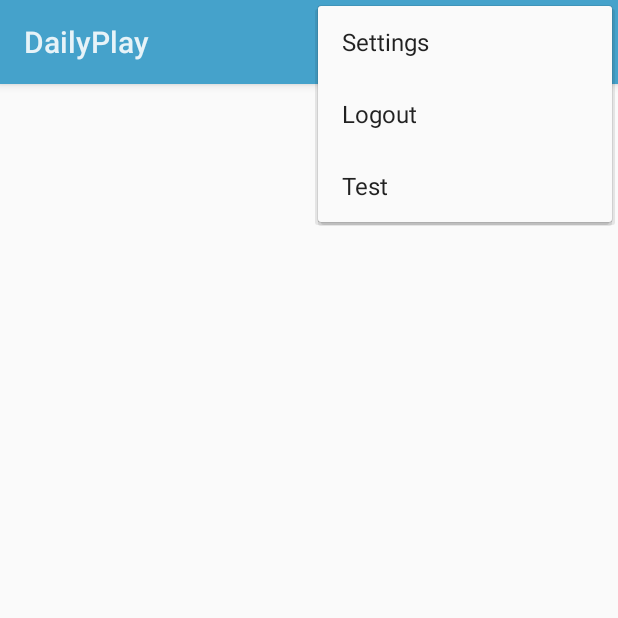
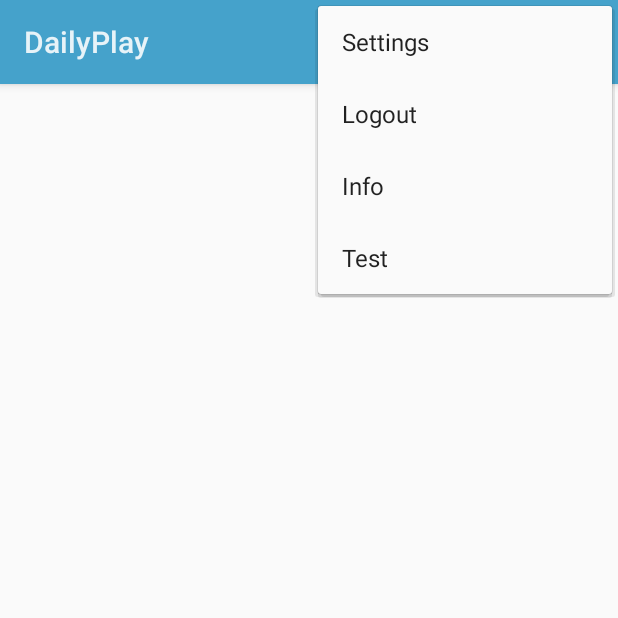
Before and after one commit to jordanbang/DailyPlay, an Android app: the screen it shows after launch (MainActivity), with the options menu open, on a phone screen of 412 x 824 dp, the top half of it. Run offline under Robolectric (Android 15) with nearby library versions, the light colour scheme and no system bars.

Commit message:
Created info fragment to describe what the app does/how it works. [Finish #85788746]

```diff
--- a/app/src/main/java/com/daily/play/activities/MainActivity.java
+++ b/app/src/main/java/com/daily/play/activities/MainActivity.java
@@ -1,6 +1,7 @@
 package com.daily.play.activities;
 
 import android.app.Activity;
+import android.app.FragmentManager;
 import android.app.NotificationManager;
 import android.app.PendingIntent;
 import android.content.Context;
@@ -13,8 +14,10 @@
 import android.view.MenuItem;
 import android.widget.ListView;
 
+import com.daily.play.R;
 import com.daily.play.adapters.SongListAdapter;
 import com.daily.play.alarmreceiver.DailyPlayAlarmReceiver;
+import com.daily.play.fragments.InformationDialogFragment;
 import com.daily.play.listeners.GetDownloadedSongListListener;
 import com.daily.play.listeners.SongListOnItemClickListener;
 import com.daily.play.managers.DailyPlayMusicManager;
@@ -23,7 +26,6 @@
 import com.daily.play.tasks.GetDownloadedSongListTask;
 import com.daily.play.utils.DailyPlaySharedPrefUtils;
 import com.daily.play.utils.LogUtils;
-import com.daily.play.R;
 
 import java.util.ArrayList;
 
@@ -44,7 +46,14 @@
 
         mAlarm.setAlarm(this);
         LogUtils.appendLog("App boot @ " + System.currentTimeMillis());
-        LoginManager.getManager(this).promptForUserInformationIfNoneExists();
+
+        if(DailyPlaySharedPrefUtils.isFirstOpen()) {
+            FragmentManager fm = this.getFragmentManager();
+            InformationDialogFragment infoDialogFragment = InformationDialogFragment.newInstance(true);
+            infoDialogFragment.show(fm, "info_dialog_fragment");
+        } else {
+            LoginManager.getManager(this).promptForUserInformationIfNoneExists();
+        }
     }
 
     @Override
@@ -68,6 +77,11 @@
             case R.id.action_logout:
                 LoginManager.getManager(this).logout();
                 recreate();
+                return true;
+            case R.id.action_info:
+                FragmentManager fm = this.getFragmentManager();
+                InformationDialogFragment infoDialogFragment = InformationDialogFragment.newInstance(false);
+                infoDialogFragment.show(fm, "info_dialog_fragment");
                 return true;
             //TODO: Remove this test item
             case R.id.test:
--- /dev/null
+++ b/app/src/main/java/com/daily/play/fragments/InformationDialogFragment.java
@@ -0,0 +1,55 @@
+package com.daily.play.fragments;
+
+import android.app.DialogFragment;
+import android.os.Bundle;
+import android.view.LayoutInflater;
+import android.view.View;
+import android.view.ViewGroup;
+import android.widget.Button;
+
+import com.daily.play.R;
+import com.daily.play.managers.LoginManager;
+import com.daily.play.utils.DailyPlaySharedPrefUtils;
+
+/**
+ * Created by Jordan on 1/10/2015.
+ */
+public class InformationDialogFragment extends DialogFragment {
+
+    private static class BundleArgs {
+        static final String SHOW_LOGIN = "show_login";
+    }
+
+    public static InformationDialogFragment newInstance(boolean showLogin) {
+        InformationDialogFragment fragment = new InformationDialogFragment();
+        Bundle args = new Bundle();
+        args.putBoolean(BundleArgs.SHOW_LOGIN, showLogin);
+        fragment.setArguments(args);
+        return fragment;
+    }
+
+    @Override
+    public View onCreateView(LayoutInflater inflater, ViewGroup container, Bundle savedInstanceState) {
+        boolean isShowLogin = getArguments().getBoolean(BundleArgs.SHOW_LOGIN);
+        View view = inflater.inflate(R.layout.activity_information, container);
+
+        if (!isShowLogin) {
+            View infoContainer = view.findViewById(R.id.information_login_content);
+            infoContainer.setVisibility(View.GONE);
+        } else {
+            Button loginButton = (Button) view.findViewById(R.id.login_button);
+            loginButton.setOnClickListener(new View.OnClickListener() {
+                @Override
+                public void onClick(View v) {
+                    dismiss();
+                    DailyPlaySharedPrefUtils.setIsFirstOpen();
+                    LoginManager.getManager(getActivity()).promptForUserInformationIfNoneExists();
+                }
+            });
+            getDialog().setCancelable(false);
+        }
+        getDialog().setTitle(R.string.info_title);
+
+        return view;
+    }
+}
--- a/app/src/main/java/com/daily/play/utils/DailyPlaySharedPrefUtils.java
+++ b/app/src/main/java/com/daily/play/utils/DailyPlaySharedPrefUtils.java
@@ -21,6 +21,7 @@
     public static final String USERNAME = "username";
     public static final String PASSWORD = "password";
     public static final String SALT = "salt";
+    public static final String FIRST_OPEN = "first_open";
 
     private DailyPlaySharedPrefUtils() {
     }
@@ -155,4 +156,12 @@
         }
         return "";
     }
+
+    public static boolean isFirstOpen() {
+        return SharedPref.getBoolean(FIRST_OPEN, true);
+    }
+
+    public static void setIsFirstOpen() {
+        SharedPref.setBoolean(FIRST_OPEN, false);
+    }
 }
--- a/app/src/main/res/menu/main.xml
+++ b/app/src/main/res/menu/main.xml
@@ -12,9 +12,14 @@
           android:orderInCategory="200"
           app:showAsAction="always"/>
 
+    <item android:id="@+id/action_info"
+          android:title="Info"
+          android:orderInCategory="300"
+          app:showAsAction="always"/>
+
     <!-- TODO: Remove this item -->
     <item android:id="@+id/test"
           android:title="Test"
-          android:orderInCategory="300"
-          app:showAsAction="always"/>
+          android:orderInCategory="400"
+          app:showAsAction="never"/>
 </menu>
--- a/app/src/main/res/values/strings.xml
+++ b/app/src/main/res/values/strings.xml
@@ -10,5 +10,7 @@
     <string name="check_box_songs_by_time">Download songs by time</string>
     <string name="show_notification">Show Notifications</string>
     <string name="keep_old_playlist">Keep old DailyPlay lists\n(old songs won\'t be removed)</string>
+    <string name="title_activity_information">InformationActivity</string>
+    <string name="info_title">Welcome to DailyPlay!</string>
 
 </resources>
```
Also changed, not shown: app/src/main/AndroidManifest.xml (+20 -19 lines), app/src/main/res/layout/activity_information.xml (added, +46 -0 lines).
